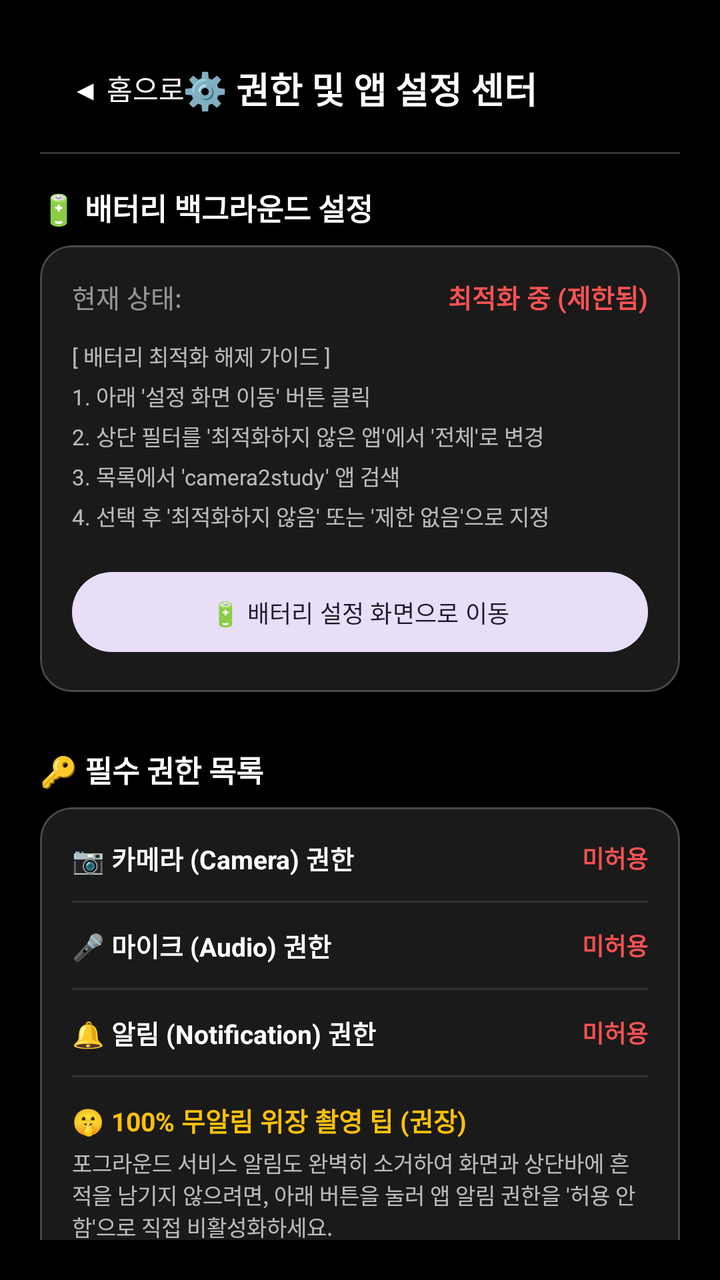
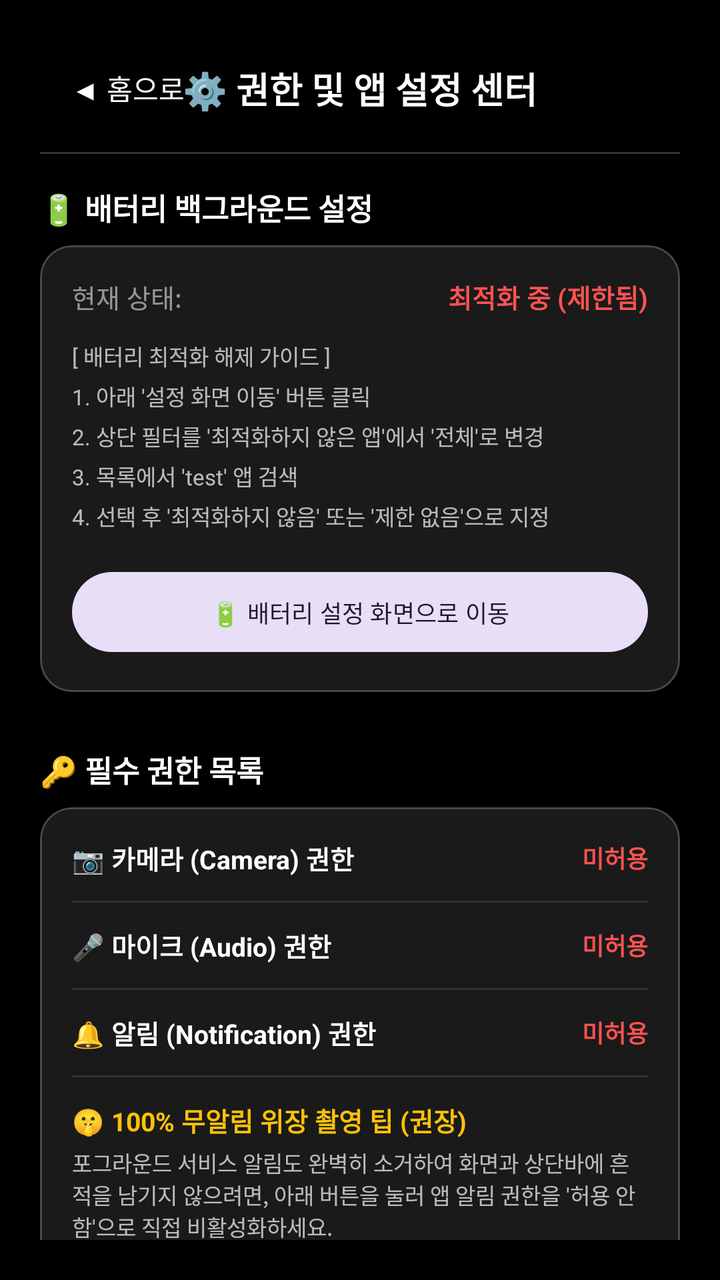

Two renders of the same Android screen: before a commit and after it. Below are the layout's source before the change and the commit's diff.
<!-- AndroidManifest.xml: application theme Theme.Camera2Study -->
<!-- res/layout/fragment_settings.xml -->
<?xml version="1.0" encoding="utf-8"?>
<androidx.constraintlayout.widget.ConstraintLayout xmlns:android="http://schemas.android.com/apk/res/android"
    xmlns:app="http://schemas.android.com/apk/res-auto"
    android:layout_width="match_parent"
    android:layout_height="match_parent"
    android:background="@android:color/black"
    android:padding="20dp"
    android:fitsSystemWindows="true">

    
    <com.google.android.material.button.MaterialButton
        android:id="@+id/btnBack"
        style="@style/Widget.Material3.Button.TextButton"
        android:layout_width="wrap_content"
        android:layout_height="wrap_content"
        android:text="◀ 홈으로"
        android:textColor="@android:color/white"
        android:textSize="14sp"
        app:layout_constraintStart_toStartOf="parent"
        app:layout_constraintTop_toTopOf="parent" />

    <TextView
        android:id="@+id/txtSettingsTitle"
        android:layout_width="wrap_content"
        android:layout_height="wrap_content"
        android:text="⚙️ 권한 및 앱 설정 센터"
        android:textColor="@android:color/white"
        android:textSize="18sp"
        android:textStyle="bold"
        app:layout_constraintBottom_toBottomOf="@id/btnBack"
        app:layout_constraintEnd_toEndOf="parent"
        app:layout_constraintStart_toStartOf="parent"
        app:layout_constraintTop_toTopOf="@id/btnBack" />

    <View
        android:id="@+id/dividerTop"
        android:layout_width="match_parent"
        android:layout_height="1dp"
        android:layout_marginTop="8dp"
        android:background="#33FFFFFF"
        app:layout_constraintTop_toBottomOf="@id/btnBack" />

    
    <androidx.core.widget.NestedScrollView
        android:layout_width="match_parent"
        android:layout_height="0dp"
        android:layout_marginTop="16dp"
        app:layout_constraintBottom_toBottomOf="parent"
        app:layout_constraintTop_toBottomOf="@id/dividerTop">

        <LinearLayout
            android:layout_width="match_parent"
            android:layout_height="wrap_content"
            android:orientation="vertical">

            
            <TextView
                android:layout_width="wrap_content"
                android:layout_height="wrap_content"
                android:text="🔋 배터리 백그라운드 설정"
                android:textColor="@android:color/white"
                android:textSize="15sp"
                android:textStyle="bold" />

            <com.google.android.material.card.MaterialCardView
                style="@style/Widget.Material3.CardView.Filled"
                android:layout_width="match_parent"
                android:layout_height="wrap_content"
                android:layout_marginTop="8dp"
                app:cardBackgroundColor="#1AFFFFFF"
                app:cardCornerRadius="16dp"
                app:strokeColor="#33FFFFFF"
                app:strokeWidth="1dp">

                <LinearLayout
                    android:layout_width="match_parent"
                    android:layout_height="wrap_content"
                    android:orientation="vertical"
                    android:padding="16dp">

                    <LinearLayout
                        android:layout_width="match_parent"
                        android:layout_height="wrap_content"
                        android:orientation="horizontal"
                        android:gravity="center_vertical">

                        <TextView
                            android:layout_width="0dp"
                            android:layout_height="wrap_content"
                            android:layout_weight="1"
                            android:text="현재 상태:"
                            android:textColor="#8AFFFFFF"
                            android:textSize="13sp" />

                        <TextView
                            android:id="@+id/txtBatteryState"
                            android:layout_width="wrap_content"
                            android:layout_height="wrap_content"
                            android:text="최적화 중 (제한됨)"
                            android:textColor="#FF5252"
                            android:textSize="13sp"
                            android:textStyle="bold" />
                    </LinearLayout>

                    <TextView
                        android:layout_width="match_parent"
                        android:layout_height="wrap_content"
                        android:layout_marginTop="12dp"
                        android:text="[ 배터리 최적화 해제 가이드 ]\n1. 아래 '설정 화면 이동' 버튼 클릭\n2. 상단 필터를 '최적화하지 않은 앱'에서 '전체'로 변경\n3. 목록에서 'camera2study' 앱 검색\n4. 선택 후 '최적화하지 않음' 또는 '제한 없음'으로 지정"
                        android:textColor="#B3FFFFFF"
                        android:textSize="11sp"
                        android:lineSpacingExtra="4dp" />

                    <com.google.android.material.button.MaterialButton
                        android:id="@+id/btnGoBatterySettings"
                        style="@style/Widget.Material3.Button.TonalButton"
                        android:layout_width="match_parent"
                        android:layout_height="wrap_content"
                        android:layout_marginTop="16dp"
                        android:text="🔋 배터리 설정 화면으로 이동"
                        android:textSize="12sp" />
                </LinearLayout>
            </com.google.android.material.card.MaterialCardView>

            
            <TextView
                android:layout_width="wrap_content"
                android:layout_height="wrap_content"
                android:layout_marginTop="28dp"
                android:text="🔑 필수 권한 목록"
                android:textColor="@android:color/white"
                android:textSize="15sp"
                android:textStyle="bold" />

            <com.google.android.material.card.MaterialCardView
                style="@style/Widget.Material3.CardView.Filled"
                android:layout_width="match_parent"
                android:layout_height="wrap_content"
                android:layout_marginTop="8dp"
                app:cardBackgroundColor="#1AFFFFFF"
                app:cardCornerRadius="16dp"
                app:strokeColor="#33FFFFFF"
                app:strokeWidth="1dp">

                <LinearLayout
                    android:layout_width="match_parent"
                    android:layout_height="wrap_content"
                    android:orientation="vertical"
                    android:padding="16dp">

                    
                    <LinearLayout
                        android:layout_width="match_parent"
                        android:layout_height="wrap_content"
                        android:orientation="horizontal"
                        android:gravity="center_vertical">

                        <TextView
                            android:layout_width="0dp"
                            android:layout_height="wrap_content"
                            android:layout_weight="1"
                            android:text="📷 카메라 (Camera) 권한"
                            android:textColor="@android:color/white"
                            android:textSize="13sp"
                            android:textStyle="bold" />

                        <TextView
                            android:id="@+id/txtPermCamera"
                            android:layout_width="wrap_content"
                            android:layout_height="wrap_content"
                            android:text="미허용"
                            android:textColor="#FF5252"
                            android:textSize="12sp"
                            android:textStyle="bold" />
                    </LinearLayout>

                    <View
                        android:layout_width="match_parent"
                        android:layout_height="1dp"
                        android:background="#1AFFFFFF"
                        android:layout_marginVertical="12dp" />

                    
                    <LinearLayout
                        android:layout_width="match_parent"
                        android:layout_height="wrap_content"
                        android:orientation="horizontal"
                        android:gravity="center_vertical">

                        <TextView
                            android:layout_width="0dp"
                            android:layout_height="wrap_content"
                            android:layout_weight="1"
                            android:text="🎤 마이크 (Audio) 권한"
                            android:textColor="@android:color/white"
                            android:textSize="13sp"
                            android:textStyle="bold" />

                        <TextView
                            android:id="@+id/txtPermAudio"
                            android:layout_width="wrap_content"
                            android:layout_height="wrap_content"
                            android:text="미허용"
                            android:textColor="#FF5252"
                            android:textSize="12sp"
                            android:textStyle="bold" />
                    </LinearLayout>

                    <View
                        android:layout_width="match_parent"
                        android:layout_height="1dp"
                        android:background="#1AFFFFFF"
                        android:layout_marginVertical="12dp" />

                    
                    <LinearLayout
                        android:layout_width="match_parent"
                        android:layout_height="wrap_content"
                        android:orientation="horizontal"
                        android:gravity="center_vertical">

                        <TextView
                            android:layout_width="0dp"
                            android:layout_height="wrap_content"
                            android:layout_weight="1"
                            android:text="🔔 알림 (Notification) 권한"
                            android:textColor="@android:color/white"
                            android:textSize="13sp"
                            android:textStyle="bold" />

                        <TextView
                            android:id="@+id/txtPermNotification"
                            android:layout_width="wrap_content"
                            android:layout_height="wrap_content"
                            android:text="미허용"
                            android:textColor="#FF5252"
                            android:textSize="12sp"
                            android:textStyle="bold" />
                    </LinearLayout>

                    <View
                        android:layout_width="match_parent"
                        android:layout_height="1dp"
                        android:background="#1AFFFFFF"
                        android:layout_marginVertical="12dp" />

                    
                    <LinearLayout
                        android:layout_width="match_parent"
                        android:layout_height="wrap_content"
                        android:orientation="vertical">

                        <TextView
                            android:layout_width="wrap_content"
                            android:layout_height="wrap_content"
                            android:text="🤫 100% 무알림 위장 촬영 팁 (권장)"
                            android:textColor="#FFC107"
                            android:textSize="13sp"
                            android:textStyle="bold" />

                        <TextView
                            android:layout_width="match_parent"
                            android:layout_height="wrap_content"
                            android:layout_marginTop="4dp"
                            android:text="포그라운드 서비스 알림도 완벽히 소거하여 화면과 상단바에 흔적을 남기지 않으려면, 아래 버튼을 눌러 앱 알림 권한을 '허용 안 함'으로 직접 비활성화하세요."
                            android:textColor="#B3FFFFFF"
                            android:textSize="11sp" />

                        <com.google.android.material.button.MaterialButton
                            android:id="@+id/btnDisableNotification"
                            style="@style/Widget.Material3.Button.TonalButton"
                            android:layout_width="match_parent"
                            android:layout_height="wrap_content"
                            android:layout_marginTop="8dp"
                            android:text="🤫 알림 노출 완전히 끄기"
                            android:textSize="12sp" />
                    </LinearLayout>

                    <com.google.android.material.button.MaterialButton
                        android:id="@+id/btnRequestPermissions"
                        style="@style/Widget.Material3.Button"
                        android:layout_width="match_parent"
                        android:layout_height="wrap_content"
                        android:layout_marginTop="20dp"
                        android:text="🔑 누락된 필수 권한 승인하기"
                        android:textSize="12sp" />
                </LinearLayout>
            </com.google.android.material.card.MaterialCardView>

            <TextView
                android:layout_width="match_parent"
                android:layout_height="wrap_content"
                android:layout_marginTop="20dp"
                android:layout_marginBottom="30dp"
                android:text="* 주의: 필수 권한이 허용되어야 비공개 카메라를 통해 사진/비디오를 정상 촬영할 수 있습니다."
                android:textColor="#59FFFFFF"
                android:textSize="10sp" />
        </LinearLayout>
    </androidx.core.widget.NestedScrollView>

</androidx.constraintlayout.widget.ConstraintLayout>
<!-- resources referenced by this layout -->
<resources>
  <style name="Theme.Camera2Study" parent="Theme.Material3.DayNight.NoActionBar">
          <item name="android:statusBarColor" tools:targetApi="l">@android:color/black</item>
          <item name="android:navigationBarColor">@android:color/black</item>
      </style>
</resources>

<!-- the commit's change to res/layout/fragment_settings.xml (unified diff, before → after) -->
@@ -106,7 +106,7 @@
                         android:layout_width="match_parent"
                         android:layout_height="wrap_content"
                         android:layout_marginTop="12dp"
-                        android:text="[ 배터리 최적화 해제 가이드 ]\n1. 아래 '설정 화면 이동' 버튼 클릭\n2. 상단 필터를 '최적화하지 않은 앱'에서 '전체'로 변경\n3. 목록에서 'camera2study' 앱 검색\n4. 선택 후 '최적화하지 않음' 또는 '제한 없음'으로 지정"
+                        android:text="[ 배터리 최적화 해제 가이드 ]\n1. 아래 '설정 화면 이동' 버튼 클릭\n2. 상단 필터를 '최적화하지 않은 앱'에서 '전체'로 변경\n3. 목록에서 'test' 앱 검색\n4. 선택 후 '최적화하지 않음' 또는 '제한 없음'으로 지정"
                         android:textColor="#B3FFFFFF"
                         android:textSize="11sp"
                         android:lineSpacingExtra="4dp" />
